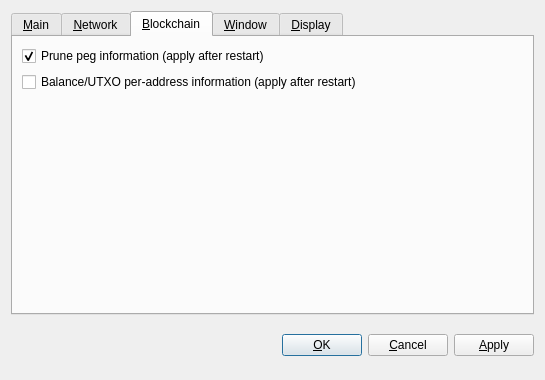
Before: the Qt Designer form src/qt/forms/optionsdialog.ui in bitbaymarket/bitbay-core, drawn with Qt 5.
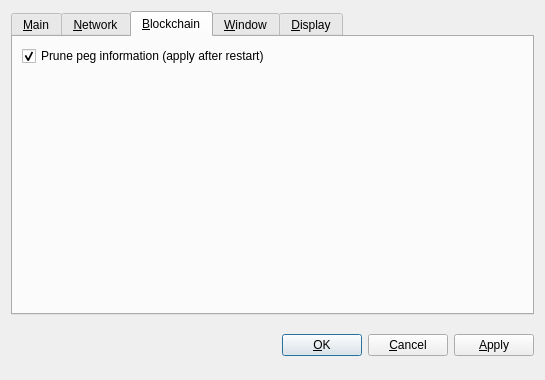
After: the same form once the commit is applied. The open tabs and pages were chosen to show the change. Custom widgets are drawn as their Qt base class.

```diff
--- a/src/qt/forms/optionsdialog.ui
+++ b/src/qt/forms/optionsdialog.ui
@@ -261,7 +261,7 @@
        <string>&amp;Blockchain</string>
       </attribute>
       <layout class="QGridLayout" name="gridLayout">
-       <item row="2" column="0" colspan="2">
+       <item row="1" column="0" colspan="2">
         <spacer name="verticalSpacer">
          <property name="orientation">
           <enum>Qt::Vertical</enum>
@@ -284,13 +284,6 @@
          </property>
         </widget>
        </item>
-       <item row="1" column="0" colspan="2">
-        <widget class="QCheckBox" name="utxoAddressInfo">
-         <property name="text">
-          <string>Balance/UTXO per-address information (apply after restart)</string>
-         </property>
-        </widget>
-       </item>
       </layout>
      </widget>
      <widget class="QWidget" name="tabWindow">
```
Left out of the diff: 1 changed line with no effect on the pictures.
